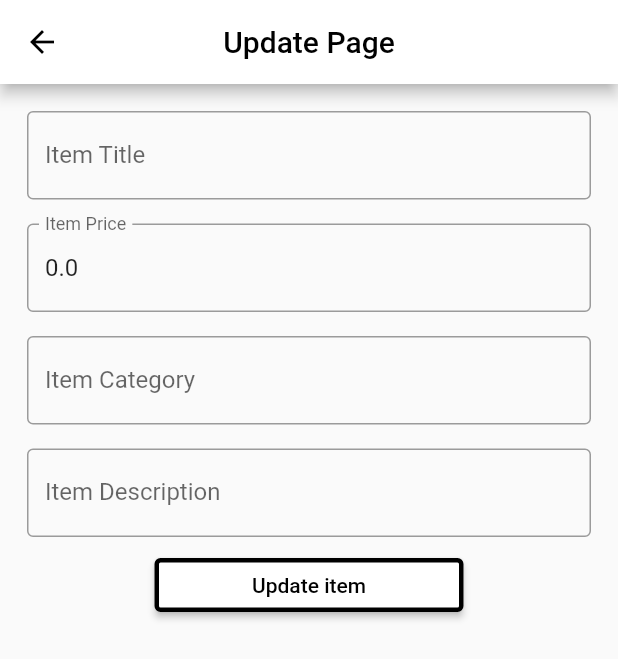
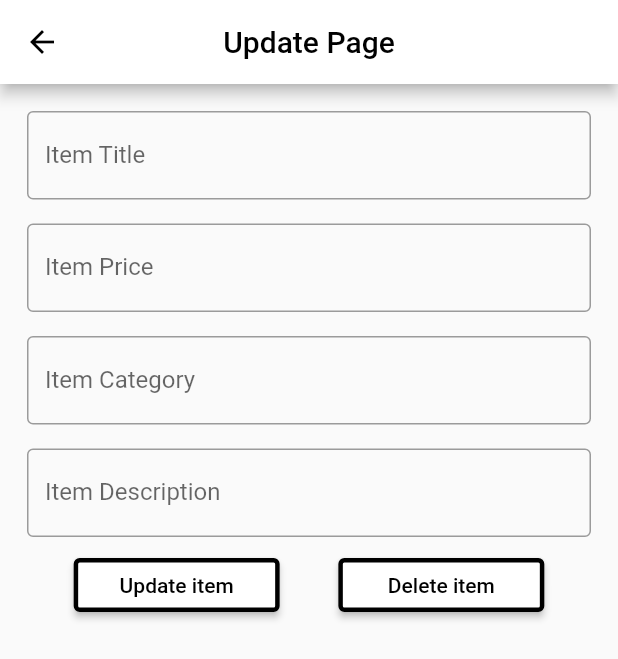
Before and after one commit to fraserwilson/PresentationApp, a Flutter app: the UpdateItem screen opened directly with empty values, on a phone screen of 412 x 824 dp. Shown: the top 659 px of the screen. Run offline on Flutter 3.47's test engine with Material 2 defaults, Android fonts, the light colour scheme and no system bars; our stand-ins replace equatable, firebase_auth, firebase_core, flutter_bloc, webview_flutter; accounts and stored records are empty; network calls fail.

Commit message:
Corrected update and delete functionality

```diff
--- a/presentation_app/lib/crudbloc/cubits/product_cubit.dart
+++ b/presentation_app/lib/crudbloc/cubits/product_cubit.dart
@@ -37,8 +37,8 @@ final ApiService repo;
   void deleteProducts(List<Products> products, int index) async{
     try{
       emit(LoadingState(state.mainProductState));
-      var deletedProducts = await repo.deleteProduct(products,index);
-      emit(LoadedState(state.mainProductState));
+      var newProducts = await repo.deleteProduct(products,index);
+      emit(LoadedState(state.mainProductState.copyWith(products: newProducts)));
     }catch(e){
       emit(ErrorState(state.mainProductState, e.toString()));
     }
--- a/presentation_app/lib/crudbloc/models/update_products.dart
+++ b/presentation_app/lib/crudbloc/models/update_products.dart
@@ -3,6 +3,7 @@ import 'package:presentation_app/crudbloc/models/products.dart';
 class UpdateProducts{
   final Products product;
   final List<Products> products;
+  final int productIndex;
 
-  UpdateProducts(this.product, this.products);
+  UpdateProducts(this.product, this.products, this.productIndex);
 }
--- a/presentation_app/lib/crudbloc/screens/update_item_screen.dart
+++ b/presentation_app/lib/crudbloc/screens/update_item_screen.dart
@@ -16,11 +16,12 @@ class _UpdateItemState extends State<UpdateItem> {
   final priceController = TextEditingController();
   final descriptionController = TextEditingController();
   final categoryController = TextEditingController();
+
   @override
   Widget build(BuildContext context) {
-
     var updateInformation = ModalRoute.of(context)!.settings.arguments! as UpdateProducts;
     return Scaffold(
+      resizeToAvoidBottomInset: false,
       appBar: AppBar(
         backgroundColor: Colors.white,
         centerTitle: true,
@@ -38,9 +39,10 @@ class _UpdateItemState extends State<UpdateItem> {
               Padding(
                 padding: const EdgeInsets.all(8.0),
                 child: TextFormField(
-                  controller: titleController..text = updateInformation.product.title,
+                  controller: titleController,
                   textInputAction: TextInputAction.next,
                   decoration: InputDecoration(
+                    hintText: updateInformation.product.title,
                       labelText: "Item Title",
                       border: OutlineInputBorder(
                           borderSide: BorderSide(
@@ -52,10 +54,10 @@ class _UpdateItemState extends State<UpdateItem> {
               Padding(
                 padding: const EdgeInsets.all(8.0),
                 child: TextFormField(
-                  controller: priceController
-                    ..text = updateInformation.product.price.toString(),
+                  controller: priceController,
                   textInputAction: TextInputAction.next,
                   decoration: InputDecoration(
+                      hintText: updateInformation.product.price.toString(),
                       labelText: "Item Price",
                       border: OutlineInputBorder(
                           borderSide: BorderSide(
@@ -67,9 +69,10 @@ class _UpdateItemState extends State<UpdateItem> {
               Padding(
                 padding: const EdgeInsets.all(8.0),
                 child: TextFormField(
-                  controller: categoryController..text = updateInformation.product.category!,
+                  controller: categoryController,
                   textInputAction: TextInputAction.next,
                   decoration: InputDecoration(
+                      hintText: updateInformation.product.category!,
                       labelText: "Item Category",
                       border: OutlineInputBorder(
                           borderSide: BorderSide(
@@ -81,10 +84,9 @@ class _UpdateItemState extends State<UpdateItem> {
               Padding(
                 padding: const EdgeInsets.all(8.0),
                 child: TextFormField(
-                  controller: descriptionController
-                    ..text = updateInformation.product.description!,
-                  textInputAction: TextInputAction.next,
+                  controller: descriptionController,
                   decoration: InputDecoration(
+                      hintText: updateInformation.product.description!,
                       labelText: "Item Description",
                       border: OutlineInputBorder(
                           borderSide: BorderSide(
@@ -93,16 +95,19 @@ class _UpdateItemState extends State<UpdateItem> {
                       ))),
                 ),
               ),
+              Row(
+                mainAxisAlignment: MainAxisAlignment.spaceEvenly,
+                children: [
                   Align(
                       alignment: Alignment.bottomCenter,
                       child: SizedBox(
-                    width: MediaQuery.of(context).size.width / 2,
+                        width: MediaQuery.of(context).size.width / 3,
                         child: ElevatedButton(
                           onPressed: () {
-                        Products product = Products(id: updateInformation.product.id  , title: titleController.text, price: double.parse(priceController.text), image: updateInformation.product.image, category: categoryController.text, description: descriptionController.text);
+                            Products product = Products(id: updateInformation.product.id, title: titleController.text, price: double.parse(priceController.text), image: updateInformation.product.image, category: categoryController.text, description: descriptionController.text);
                             BlocProvider.of<ProductCubit>(context)
-                            .updateProducts(product, updateInformation.products);
-                        //Navigator.of(context).pop(product);
+                                .updateProducts(product, updateInformation.products,);
+                            Navigator.of(context).pop(product);
                           },
                           child: Text(
                             'Update item',
@@ -114,7 +119,31 @@ class _UpdateItemState extends State<UpdateItem> {
                             // Background color
                           ),
                         ),
-                  )),
+                      ),),
+                  Align(
+                      alignment: Alignment.bottomCenter,
+                      child: SizedBox(
+                        width: MediaQuery.of(context).size.width / 3,
+                        child: ElevatedButton(
+                          onPressed: () {
+                            Products product = Products(id: updateInformation.product.id, title: titleController.text, price: double.parse(priceController.text), image: updateInformation.product.image, category: categoryController.text, description: descriptionController.text);
+                            BlocProvider.of<ProductCubit>(context)
+                                .deleteProducts(updateInformation.products, updateInformation.productIndex,);
+                            Navigator.of(context).pop(product);
+                          },
+                          child: Text(
+                            'Delete item',
+                            style: TextStyle(color: Colors.black),
+                          ),
+                          style: ElevatedButton.styleFrom(
+                            backgroundColor: Colors.white,
+                            side: BorderSide(color: Colors.black, width: 3),
+                            // Background color
+                          ),
+                        ),
+                      ),),
+                ],
+              ),
             ],
           ),
         ),
```
Also changed, not shown: presentation_app/lib/crudbloc/screens/crud_bloc_Home.dart (+11 -81 lines). Lines whose indentation alone changed are shown as unchanged.
